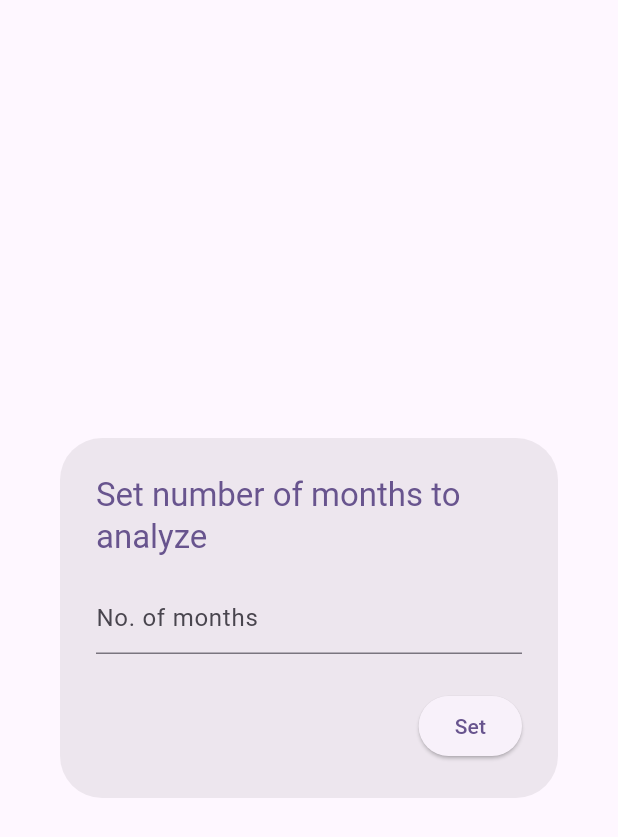
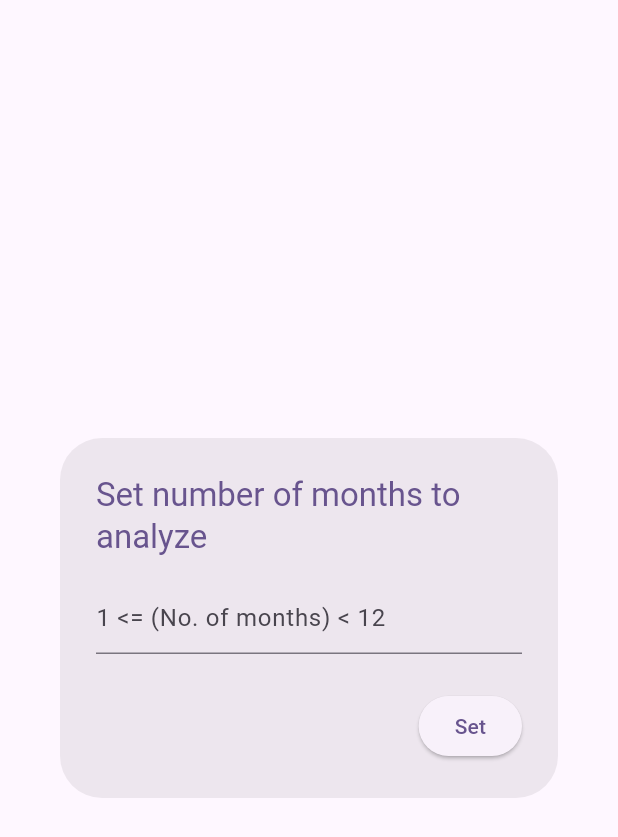
Before and after one commit to Dheeraj-2003/weight_tracker, a Flutter app: the MonthsDialog widget shown alone on an empty page, opened directly, after a tap on "Set", on a phone screen of 412 x 824 dp. Shown: the top 837 px of the screen. Run offline on Flutter 3.47's test engine with Material 3 defaults, Android fonts, the phone set to English and light mode, and no system bars; our stand-ins replace fl_chart, flutter_riverpod, hive_flutter; accounts and stored records are empty.

Commit message:
feature added to select no. of months

```diff
--- a/lib/presentation/widgets/months_dialog.dart
+++ b/lib/presentation/widgets/months_dialog.dart
@@ -30,13 +30,16 @@ class _MonthsDialogState extends ConsumerState<MonthsDialog> {
             .copyWith(color: Theme.of(context).colorScheme.onBackground),
         keyboardType: TextInputType.number,
         decoration: const InputDecoration(
-          hintText: "No. of months",
+          suffix: Text("Months"),
+          hintText: "1 <= (No. of months) < 12",
         ),
       ),
       actions: [
         ElevatedButton(
           onPressed: () {
-            if (textController.text.isNotEmpty) {
+            if (textController.text.isNotEmpty &&
+                int.parse(textController.text) < 12 &&
+                int.parse(textController.text) >= 1) {
               ref
                   .watch(chartProvider.notifier)
                   .setMonthsCount(int.parse(textController.text));
```
Also changed, not shown: lib/presentation/screens/home_screen.dart (+7 -4 lines), lib/presentation/widgets/plot/line_chart.dart (+23 -2 lines).
